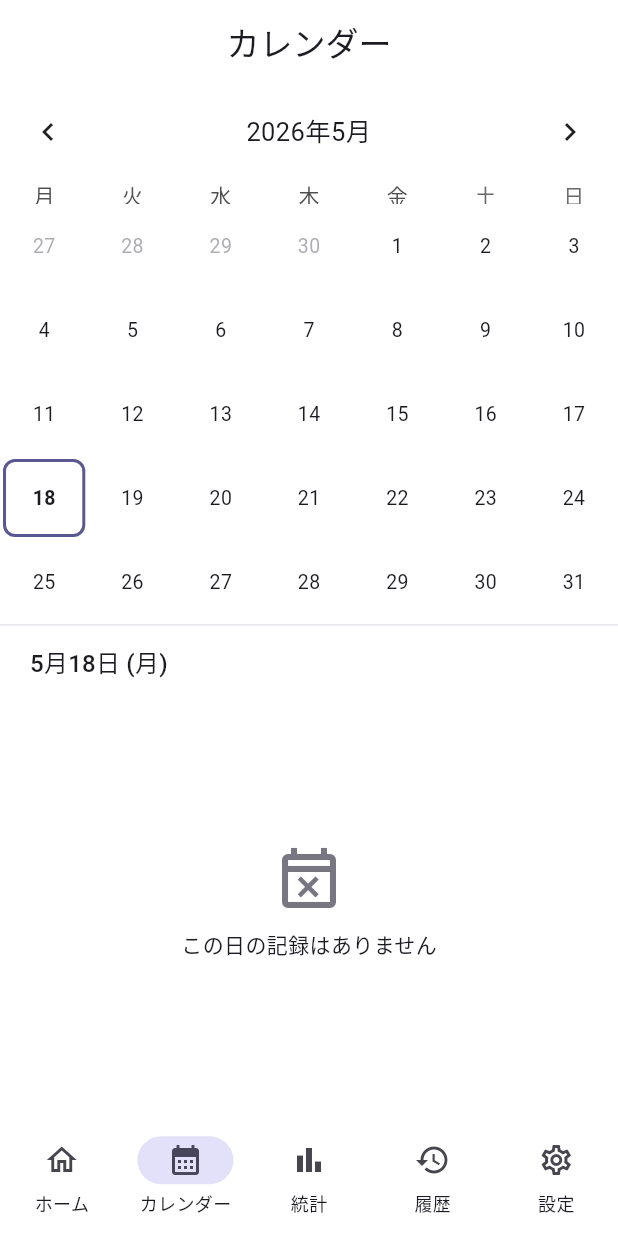
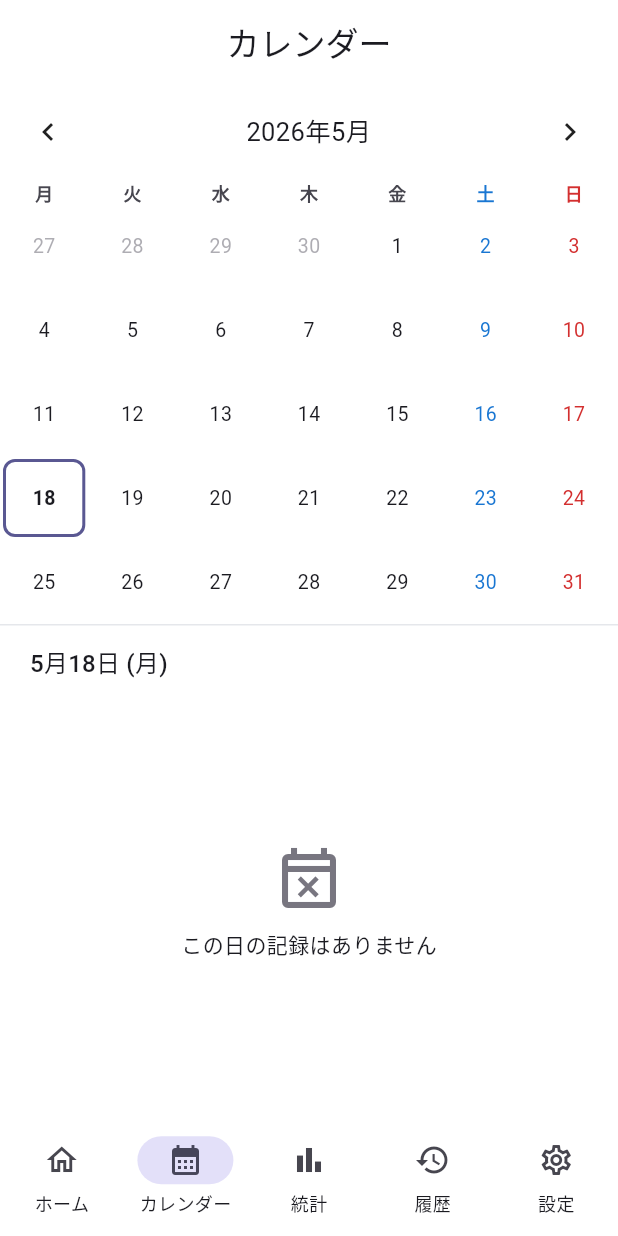
Before and after one commit to ryo3-hub/mirai_bank, a Flutter app: the screen it shows after launch, item 2 of the bottom bar chosen, on a phone screen of 412 x 824 dp. Run offline on Flutter 3.47's test engine with Material 3 defaults, Android fonts, the phone set to English and light mode, and no system bars; drawn by our look-alikes of table_calendar; our stand-ins replace confetti, drift, fl_chart, flutter_local_notifications, flutter_riverpod, go_router and 2 more; accounts and stored records are empty; generated files the repository leaves out were written again.

Commit message:
feat(calendar): 土曜=青、日曜=赤の文字色を適用
- 曜日ヘッダー (dowBuilder) で土曜を青、日曜を赤に
- 日付セル (_DayCell) の文字色も同様に土日色を適用
- ライト/ダーク両モードで視認しやすいシェードを使い分け
  - 土曜: light=#1976D2, dark=#64B5F6
  - 日曜: light=#D32F2F, dark=#E57373
- 高強度（amount大）セルは onPrimary を維持してコントラスト確保

Closes #5

Co-Authored-By: Claude Opus 4.7 <noreply@anthropic.com>

```diff
--- a/lib/features/history/presentation/calendar_page.dart
+++ b/lib/features/history/presentation/calendar_page.dart
@@ -109,6 +109,20 @@ class _CalendarCard extends StatelessWidget {
       ),
       rowHeight: 56,
       calendarBuilders: CalendarBuilders<dynamic>(
+        dowBuilder: (context, day) {
+          final label = DateFormat.E('ja').format(day);
+          final color = _weekdayColor(context, day.weekday);
+          return Center(
+            child: Text(
+              label,
+              style: TextStyle(
+                fontSize: 12,
+                fontWeight: FontWeight.w600,
+                color: color ?? Theme.of(context).colorScheme.onSurfaceVariant,
+              ),
+            ),
+          );
+        },
         defaultBuilder: (context, day, _) {
           return _DayCell(
             day: day,
@@ -185,9 +199,15 @@ class _DayCell extends StatelessWidget {
     final bgColor = bgAlpha == 0
         ? Colors.transparent
         : colorScheme.primary.withValues(alpha: bgAlpha);
-    final textColor = isOutside
-        ? colorScheme.outline.withValues(alpha: 0.6)
-        : (bucket >= 3 ? colorScheme.onPrimary : colorScheme.onSurface);
+    final weekendColor = _weekdayColor(context, day.weekday);
+    final Color textColor;
+    if (bucket >= 3) {
+      textColor = colorScheme.onPrimary;
+    } else if (isOutside) {
+      textColor = (weekendColor ?? colorScheme.outline).withValues(alpha: 0.6);
+    } else {
+      textColor = weekendColor ?? colorScheme.onSurface;
+    }
     final amountColor = bucket >= 3
         ? colorScheme.onPrimary.withValues(alpha: 0.9)
         : colorScheme.onSurfaceVariant;
@@ -352,3 +372,14 @@ class _EmptyDayView extends StatelessWidget {
     );
   }
 }
+
+Color? _weekdayColor(BuildContext context, int weekday) {
+  final isDark = Theme.of(context).brightness == Brightness.dark;
+  if (weekday == DateTime.saturday) {
+    return isDark ? const Color(0xFF64B5F6) : const Color(0xFF1976D2);
+  }
+  if (weekday == DateTime.sunday) {
+    return isDark ? const Color(0xFFE57373) : const Color(0xFFD32F2F);
+  }
+  return null;
+}
```
